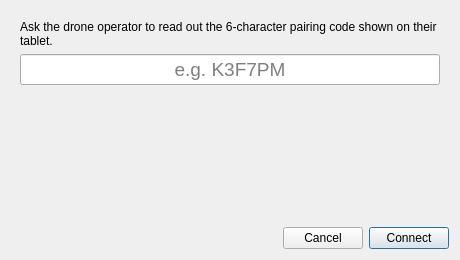
This is resources/views/flight/flight_pairing.ui in MEJOR-Technologies/automated-drone-image-analysis-tool as Qt 5 draws it before an edit. The edited form follows.
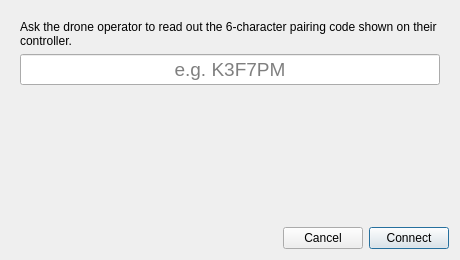
This is the edited form.

```diff
--- a/resources/views/flight/flight_pairing.ui
+++ b/resources/views/flight/flight_pairing.ui
@@ -24,7 +24,7 @@
        <item>
         <widget class="QLabel" name="codeInstructions">
          <property name="text">
-          <string>Ask the drone operator to read out the 6-character pairing code shown on their tablet.</string>
+          <string>Ask the drone operator to read out the 6-character pairing code shown on their controller.</string>
          </property>
          <property name="wordWrap">
           <bool>true</bool>
```
